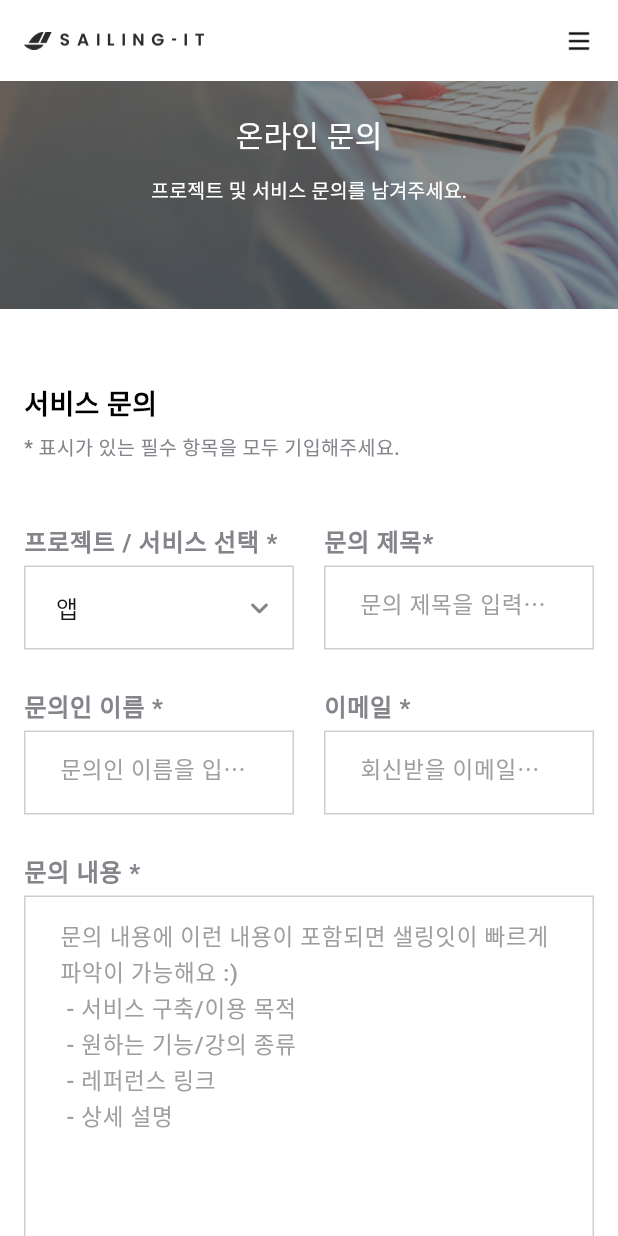
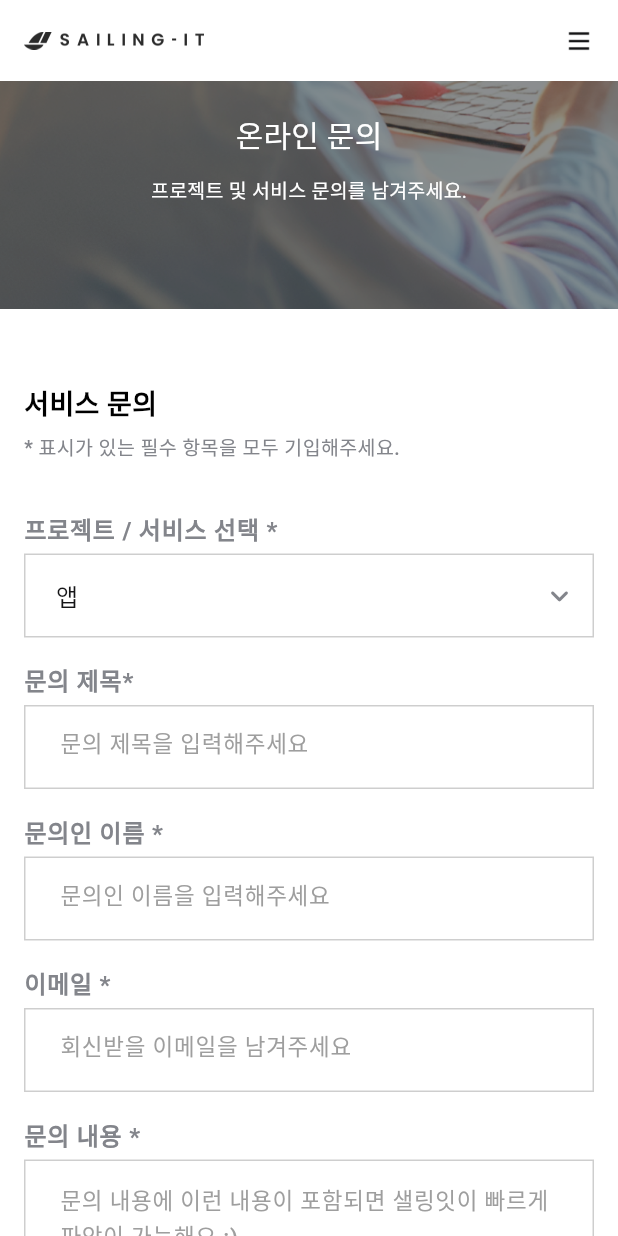
Before and after one commit to jinhan38/flutter_responsive_web, a Flutter app: the QuestionScreen screen opened by its route, on a phone screen of 412 x 824 dp. Run offline on Flutter 3.47's test engine with Material 3 defaults, Android fonts, the light colour scheme and no system bars; our stand-ins replace beamer; Roboto replaces fonts that are missing (pretendard).

Commit message:
question 완료

```diff
--- a/lib/main.dart
+++ b/lib/main.dart
@@ -5,6 +5,7 @@ import 'package:flutter_responsive_web/screen/company/company_screen.dart';
 import 'package:flutter_responsive_web/screen/portfolio/portfolio_screen.dart';
 import 'package:flutter_responsive_web/screen/question/question_screen.dart';
 import 'package:flutter_responsive_web/screen/recurit/recruit_screen.dart';
+import 'package:flutter_responsive_web/util/my_color.dart';
 import 'package:flutter_responsive_web/util/text_util.dart';
 import 'package:flutter_responsive_web/widgets/custom_constraints.dart';
 
@@ -65,6 +66,22 @@ class MyApp extends StatelessWidget {
         useMaterial3: true,
         fontFamily: "pretendard",
         textTheme: TextUtil.setTextTheme(),
+        textButtonTheme: TextButtonThemeData(
+          style: ButtonStyle(
+              foregroundColor: WidgetStateProperty.resolveWith<Color?>(
+            (states) {
+              if (states.contains(WidgetState.disabled)) return Colors.grey;
+              return null;
+            },
+          ), backgroundColor: WidgetStateProperty.resolveWith<Color?>(
+            (states) {
+              if (states.contains(WidgetState.disabled)) {
+                return Colors.grey;
+              }
+              return MyColor.blue40;
+            },
+          )),
+        ),
       ),
       routerDelegate: routerDelegate,
       routeInformationParser: BeamerParser(),
--- a/lib/screen/question/question_screen.dart
+++ b/lib/screen/question/question_screen.dart
@@ -1,18 +1,13 @@
 import 'package:flutter/material.dart';
 import 'package:flutter_responsive_web/screen/question/widgets/question_subtitle.dart';
+import 'package:flutter_responsive_web/screen/question/widgets/question_tablet_and_mobile.dart';
 import 'package:flutter_responsive_web/screen/question/widgets/question_web.dart';
-import 'package:flutter_responsive_web/screen/question/widgets/question_widgets.dart';
 import 'package:flutter_responsive_web/util/asset_path.dart';
 import 'package:flutter_responsive_web/util/question_util.dart';
 import 'package:flutter_responsive_web/util/screen_padding.dart';
 import 'package:flutter_responsive_web/widgets/common_scaffold.dart';
-import 'package:flutter_responsive_web/widgets/custom_dropdown_button.dart';
-import 'package:flutter_responsive_web/widgets/custom_text_form_field.dart';
-import 'package:flutter_responsive_web/widgets/footer.dart';
 import 'package:flutter_responsive_web/widgets/header.dart';
 
-import '../../widgets/menu/menu.dart';
-import '../../widgets/page_drawer.dart';
 import '../../widgets/screen_layout_builder.dart';
 
 class QuestionScreen extends StatefulWidget {
@@ -24,10 +19,18 @@ class QuestionScreen extends StatefulWidget {
 
 class _QuestionScreenState extends State<QuestionScreen> {
   int selectedIndex = 0;
+  late VoidCallback listener = () {
+    setState(() {});
+  };
 
   @override
   void initState() {
-    QuestionUtil().initData();
+    QuestionUtil()
+      ..initData()
+      ..emailController.addListener(listener)
+      ..nameController.addListener(listener)
+      ..titleController.addListener(listener)
+      ..contentController.addListener(listener);
     super.initState();
   }
 
@@ -55,24 +58,11 @@ class _QuestionScreenState extends State<QuestionScreen> {
               screenModel: screenModel,
             ),
             QuestionSubtitle(screenModel: screenModel),
-            QuestionWeb(),
-            // QuestionWidgets.dropdownBox(
-            //   context: context,
-            //   web: web,
-            //   label: "프로젝트 / 서비스 선택 *",
-            //   labelList: ["앱", "웹", "서비스", "협의"],
-            //   selectedIndex: selectedIndex,
-            //   onChanged: (index) {
-            //     setState(() {
-            //       selectedIndex = index;
-            //     });
-            //   },
-            // ),
-            // CustomTextFormField(
-            //   controller: TextEditingController(),
-            //   textInputType: TextInputType.text,
-            //   hintText: "이메일을 입력해주세요",
-            // )
+            if (web) ...[
+              const QuestionWeb(),
+            ] else ...[
+              const QuestionTabletAndMobile(),
+            ],
           ],
         );
       },
--- /dev/null
+++ b/lib/screen/question/widgets/question_tablet_and_mobile.dart
@@ -0,0 +1,93 @@
+import 'package:flutter/material.dart';
+import 'package:flutter_responsive_web/util/question_util.dart';
+
+import '../../../util/my_color.dart';
+import '../../../util/text_util.dart';
+import '../../../widgets/custom_text_button.dart';
+import 'question_widgets.dart';
+
+class QuestionTabletAndMobile extends StatefulWidget {
+  const QuestionTabletAndMobile({super.key});
+
+  @override
+  State<QuestionTabletAndMobile> createState() =>
+      _QuestionTabletAndMobileState();
+}
+
+class _QuestionTabletAndMobileState extends State<QuestionTabletAndMobile> {
+  final qUtil = QuestionUtil();
+
+  @override
+  Widget build(BuildContext context) {
+    return Column(
+      children: [
+        const SizedBox(height: 32),
+        QuestionWidgets.dropdownBox(
+          context: context,
+          web: true,
+          label: "프로젝트 / 서비스 선택 *",
+          labelList: ["앱", "웹", "서비스", "협의"],
+          selectedIndex: qUtil.questionTypeIndex,
+          onChanged: (index) {
+            qUtil.changeQuestionType(index);
+            setState(() {});
+          },
+        ),
+        const SizedBox(height: 16),
+        QuestionWidgets.formFieldBox(
+            context: context,
+            web: true,
+            label: "문의 제목*",
+            controller: qUtil.titleController,
+            textInputType: TextInputType.text,
+            hintText: "문의 제목을 입력해주세요"),
+        const SizedBox(height: 16),
+        QuestionWidgets.formFieldBox(
+            context: context,
+            web: true,
+            label: "문의인 이름 *",
+            controller: qUtil.nameController,
+            textInputType: TextInputType.text,
+            hintText: "문의인 이름을 입력해주세요"),
+        const SizedBox(height: 16),
+        QuestionWidgets.formFieldBox(
+            context: context,
+            web: true,
+            label: "이메일 *",
+            controller: qUtil.emailController,
+            textInputType: TextInputType.emailAddress,
+            hintText: "회신받을 이메일을 남겨주세요"),
+        const SizedBox(height: 16),
+        QuestionWidgets.contentBox(context, true, qUtil.contentController),
+        const SizedBox(height: 16),
+        QuestionWidgets.dropdownBox(
+          context: context,
+          web: true,
+          label: "예산",
+          labelList: [
+            "협의",
+            "1000만원",
+            "2000만원",
+            "3000만원",
+            "4000만원",
+            "5000만원",
+          ],
+          selectedIndex: qUtil.questionPriceIndex,
+          onChanged: (index) {
+            qUtil.changeQuestionPrice(index);
+            setState(() {});
+          },
+        ),
+        const SizedBox(height: 40),
+        CustomTextButton(
+          label: "문의하기",
+          textStyle: TextUtil.get16(context, Colors.white),
+          size: const Size(double.infinity, 56),
+          backgroundColor: MyColor.blue40,
+          onPressed: !qUtil.checkValidation() ? null : () {},
+        ),
+        const SizedBox(height: 60),
+      ],
+    );
+  }
+}
--- a/lib/screen/question/widgets/question_web.dart
+++ b/lib/screen/question/widgets/question_web.dart
@@ -4,14 +4,19 @@ import 'package:flutter_responsive_web/util/my_color.dart';
 import 'package:flutter_responsive_web/util/question_util.dart';
 import 'package:flutter_responsive_web/util/text_util.dart';
 import 'package:flutter_responsive_web/widgets/custom_text_button.dart';
-import 'package:flutter_responsive_web/widgets/custom_text_form_field.dart';
 
-class QuestionWeb extends StatelessWidget {
+class QuestionWeb extends StatefulWidget {
   const QuestionWeb({super.key});
 
   @override
+  State<QuestionWeb> createState() => _QuestionWebState();
+}
+
+class _QuestionWebState extends State<QuestionWeb> {
+  final qUtil = QuestionUtil();
+
+  @override
   Widget build(BuildContext context) {
-    final qUtil = QuestionUtil();
     return Column(
       children: [
         const SizedBox(height: 40),
@@ -26,6 +31,7 @@ class QuestionWeb extends StatelessWidget {
                 selectedIndex: qUtil.questionTypeIndex,
                 onChanged: (index) {
                   qUtil.changeQuestionType(index);
+                  setState(() {});
                 },
               ),
             ),
@@ -87,6 +93,7 @@ class QuestionWeb extends StatelessWidget {
                 selectedIndex: qUtil.questionPriceIndex,
                 onChanged: (index) {
                   qUtil.changeQuestionPrice(index);
+                  setState(() {});
                 },
               ),
             ),
@@ -96,10 +103,11 @@ class QuestionWeb extends StatelessWidget {
               textStyle: TextUtil.get16(context, Colors.white),
               size: const Size(190, 56),
               backgroundColor: MyColor.blue40,
-              onPressed: () {},
+              onPressed: !qUtil.checkValidation() ? null : () {},
             ),
           ],
         ),
+        const SizedBox(height: 100),
       ],
     );
   }
--- /dev/null
+++ b/lib/util/my_validation.dart
@@ -0,0 +1,15 @@
+class MyValidation {
+  /// 이메일 유효성 체크
+  static bool isEmail(String text) {
+    final RegExp emailRegExp = RegExp(
+      r'^[a-zA-Z0-9._%+-]+@[a-zA-Z0-9.-]+\.[a-zA-Z]{2,4}$',
+    );
+    return emailRegExp.hasMatch(text);
+  }
+
+  static bool questionTitle(String text) => text.length >= 5;
+
+  static bool questionName(String text) => text.length >= 2;
+
+  static bool questionContent(String text) => text.length >= 10;
+}
--- a/lib/util/question_util.dart
+++ b/lib/util/question_util.dart
@@ -1,4 +1,5 @@
 import 'package:flutter/material.dart';
+import 'package:flutter_responsive_web/util/my_validation.dart';
 
 class QuestionUtil {
   static final QuestionUtil _singleton = QuestionUtil._();
@@ -41,4 +42,12 @@ class QuestionUtil {
     emailController.dispose();
     contentController.dispose();
   }
+
+  bool checkValidation() {
+    if (!MyValidation.isEmail(emailController.text)) return false;
+    if (!MyValidation.questionTitle(titleController.text)) return false;
+    if (!MyValidation.questionName(nameController.text)) return false;
+    if (!MyValidation.questionContent(contentController.text)) return false;
+    return true;
+  }
 }
--- a/lib/widgets/custom_text_button.dart
+++ b/lib/widgets/custom_text_button.dart
@@ -1,4 +1,3 @@
-import 'package:flutter/cupertino.dart';
 import 'package:flutter/material.dart';
 
 class CustomTextButton extends StatelessWidget {
@@ -30,7 +29,7 @@ class CustomTextButton extends StatelessWidget {
         maximumSize: size,
         fixedSize: size,
         padding: padding,
-        backgroundColor: backgroundColor,
+        backgroundColor: onPressed == null ? null : backgroundColor,
         shape: RoundedRectangleBorder(
           borderRadius: BorderRadius.circular(radius),
         ),
--- a/lib/widgets/screen_layout_builder.dart
+++ b/lib/widgets/screen_layout_builder.dart
@@ -8,7 +8,6 @@ typedef MyBuilder = Widget Function(
   bool mobile,
 );
 
-const double _webWidth = 1920;
 const double _tabletWidth = 1024;
 const double _mobileWidth = 768;
 
```
